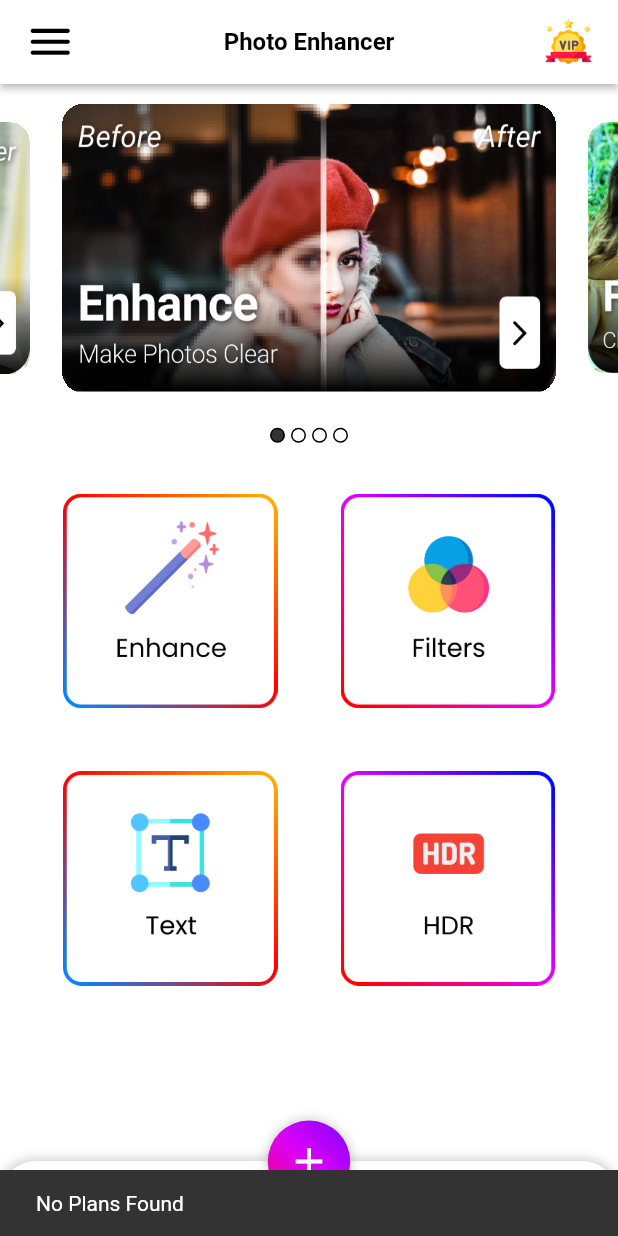
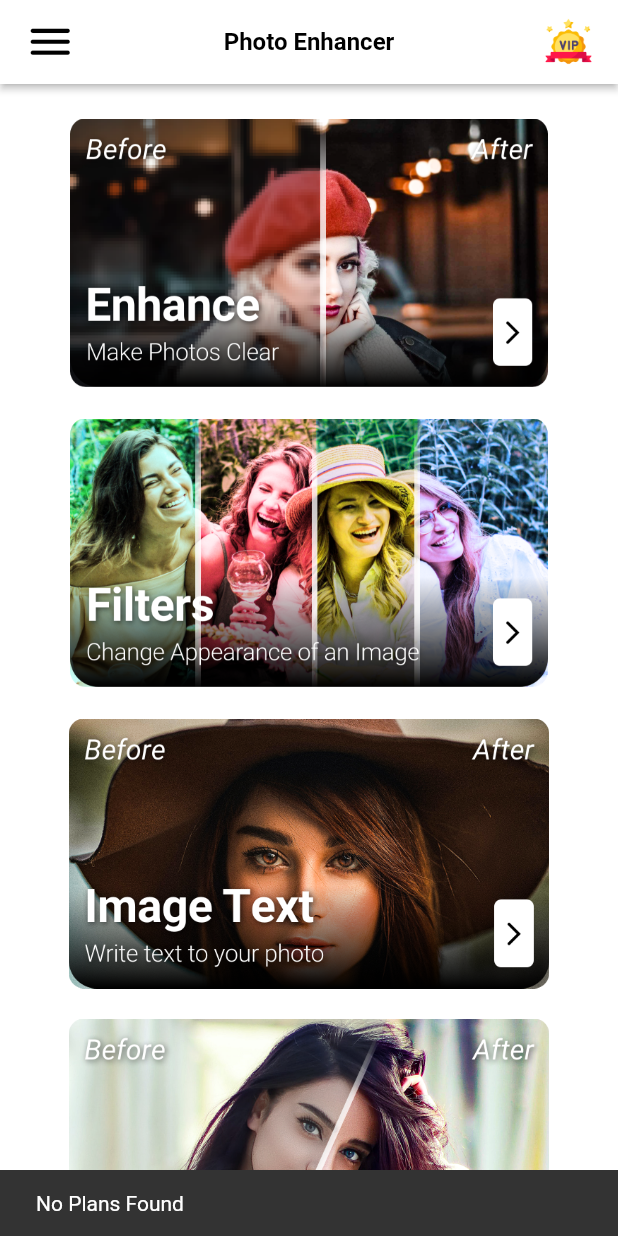
Before and after one commit to mfarooqone/photo_enhancer, a Flutter app: the screen it shows after launch, on a phone screen of 412 x 824 dp. Run offline on Flutter 3.47's test engine with Material 2 defaults, Android fonts, the phone set to English and light mode, and no system bars; drawn by our look-alikes of carousel_slider; our stand-ins replace animate_do, blur, blurrycontainer, connectivity_plus, flutter_spinkit, gallery_saver and 6 more; missing offline and left inert: connectivity_plus_web, flutter_applovin_max, image_picker_for_web, matrix_gesture_detector, photofilters, purchases_flutter and 3 more.

Commit message:
setting up project

```diff
--- a/lib/home_screen/home_screen.dart
+++ b/lib/home_screen/home_screen.dart
@@ -1,6 +1,5 @@
 import 'dart:io';
 
-import 'package:blurrycontainer/blurrycontainer.dart';
 import 'package:flutter/material.dart';
 import 'package:flutter/services.dart';
 import 'package:get/get.dart';
@@ -17,8 +16,7 @@ import '../ads_controller/load_ads_helper.dart';
 import '../purchase/subscriptions_page.dart';
 import '../selected_image/selected_image.dart';
 import '../widgets/gradient_container_design.dart';
-import 'carousel_slider_design.dart';
-import 'gridview_design.dart';
+import 'listview_design.dart';
 
 class HomeScreen extends StatefulWidget {
   const HomeScreen({Key? key}) : super(key: key);
@@ -159,28 +157,12 @@ class _HomeScreenState extends State<HomeScreen> {
                     SizedBox(
                       height: 13,
                     ),
-                    CarouselSliderDesign(),
-                    GridViewDesign(),
+                    ListViewDesign(),
                     SizedBox(
                       height: 84,
                     ),
                   ],
                 ),
-              ),
-              if (isBotomSheet)
-                const Padding(
-                  padding: EdgeInsets.only(bottom: 70),
-                  child: BlurryContainer(
-                    blur: 5,
-                    width: double.infinity,
-                    height: double.infinity,
-                    child: SizedBox(),
-                  ),
-                ),
-              if (isBotomSheet) bottomSheetDesign(),
-              Align(
-                alignment: Alignment.bottomCenter,
-                child: showActions(),
               ),
             ],
           ),
--- a/lib/home_screen/carousel_slider_design.dart
+++ b/lib/home_screen/listview_design.dart
@@ -1,6 +1,6 @@
+import 'dart:developer';
 import 'dart:io';
 
-import 'package:carousel_slider/carousel_slider.dart';
 import 'package:flutter/material.dart';
 import 'package:flutter_applovin_max/flutter_applovin_max.dart';
 import 'package:flutter_spinkit/flutter_spinkit.dart';
@@ -10,116 +10,107 @@ import 'package:image/image.dart' as imagelib;
 import 'package:image_picker/image_picker.dart';
 // ignore: depend_on_referenced_packages
 import 'package:path/path.dart';
-import 'package:image_enhancer/utils/app_images.dart';
+import 'package:image_enhancer/ads_controller/ads_controller.dart';
+import 'package:image_enhancer/edit_screen/edit_screen.dart';
 import 'package:photofilters/filters/preset_filters.dart';
 
-import '../ads_controller/ads_controller.dart';
 import '../ads_controller/load_ads_helper.dart';
-import '../edit_screen/edit_screen.dart';
 import '../photo_filter/photo_filter_screen.dart';
 import '../purchase/purchase_api_controller.dart';
 import '../text_editor/text_editor.dart';
 import '../utils/app_colors.dart';
+import '../utils/app_images.dart';
+import '../widgets/choose_photo_bottom_sheet.dart';
 
-class CarouselSliderDesign extends StatefulWidget {
-  const CarouselSliderDesign({Key? key}) : super(key: key);
+class ListViewDesign extends StatefulWidget {
+  const ListViewDesign({Key? key}) : super(key: key);
 
   @override
-  State<CarouselSliderDesign> createState() => _CarouselSliderDesignState();
+  State<ListViewDesign> createState() => _ListViewDesignState();
 }
 
-class _CarouselSliderDesignState extends State<CarouselSliderDesign> {
+class _ListViewDesignState extends State<ListViewDesign> {
+  AdsController ads = Get.find();
+  PurchaseApiController purchaseApiController = Get.find();
+  String? fileName;
+  File? imageFile;
+
   File? _userImage;
-  final List<String> imagesList = [
+  List<String> imagesList = [
     AppImagesPath.enhanceCarousel,
     AppImagesPath.filterCarousel,
     AppImagesPath.textCarousel,
     AppImagesPath.hdrCarousel,
   ];
-  String? fileName;
-  File? imageFile;
-  AdsController ads = Get.find();
-  PurchaseApiController purchaseApiController = Get.find();
 
-  int _currentIndex = 0;
   @override
   Widget build(BuildContext context) {
-    return Column(
-      children: [
-        GestureDetector(
-          onTap: () {
+    return ListView.builder(
+      padding: EdgeInsets.zero,
+      shrinkWrap: true,
+      physics: const NeverScrollableScrollPhysics(),
+      itemCount: imagesList.length,
+      itemBuilder: (BuildContext context, int index) {
+        return Padding(
+          padding: const EdgeInsets.symmetric(
+            vertical: 10,
+            horizontal: 10,
+          ),
+          child: GestureDetector(
+            onTap: () {
+              _showBottomSheet(
+                context,
+                index,
+              );
+            },
+            child: SizedBox(
+              width: 180,
+              height: 180,
+              child: Image.asset(
+                imagesList[index],
+                fit: BoxFit.contain,
+              ),
+            ),
+          ),
+        );
+      },
+    );
+  }
+
+  void _showBottomSheet(
+    BuildContext context,
+    int index,
+  ) {
+    showModalBottomSheet(
+      context: context,
+      backgroundColor: Colors.transparent,
+      builder: (ctz) {
+        return ChoosePhotoBottomSheet(
+          onChooseFromLibraryPressed: () {
+            Get.back();
             _chooseImage(
               context,
-              _currentIndex,
               imageSource: ImageSource.gallery,
+              index: index,
             );
           },
-          child: CarouselSlider(
-            options: CarouselOptions(
-              aspectRatio: 16 / 7.5,
-              viewportFraction: 0.8,
-              autoPlay: true,
-              enlargeCenterPage: true,
-              onPageChanged: (index, reason) {
-                setState(
-                  () {
-                    _currentIndex = index;
-                  },
-                );
-              },
-            ),
-            items: [
-              AppImagesPath.enhanceCarousel,
-              AppImagesPath.filterCarousel,
-              AppImagesPath.textCarousel,
-              AppImagesPath.hdrCarousel,
-            ]
-                .map(
-                  (i) => Container(
-                    decoration: BoxDecoration(
-                      borderRadius: BorderRadius.circular(15.0),
-                    ),
-                    clipBehavior: Clip.hardEdge,
-                    child: Image.asset(
-                      i,
-                      fit: BoxFit.fill,
-                      width: double.infinity,
-                    ),
-                  ),
-                )
-                .toList(),
-          ),
-        ),
-        const SizedBox(
-          height: 13,
-        ),
-        Row(
-          mainAxisAlignment: MainAxisAlignment.center,
-          children: imagesList.map((urlOfItem) {
-            int index = imagesList.indexOf(urlOfItem);
-            return Container(
-              width: 10.0,
-              height: 10.0,
-              margin:
-                  const EdgeInsets.symmetric(vertical: 10.0, horizontal: 2.0),
-              decoration: BoxDecoration(
-                border: Border.all(width: 1),
-                shape: BoxShape.circle,
-                color: _currentIndex == index
-                    ? const Color.fromRGBO(0, 0, 0, 0.8)
-                    : const Color.fromRGBO(0, 0, 0, 0.0),
-              ),
+          onTakePhotoPressed: () {
+            Get.back();
+            _chooseImage(
+              context,
+              imageSource: ImageSource.camera,
+              index: index,
             );
-          }).toList(),
-        ),
-      ],
+          },
+        );
+      },
     );
   }
 
   Future<void> _chooseImage(
-    BuildContext context,
-    int index, {
+    BuildContext context, {
     required ImageSource imageSource,
+    required int index,
   }) async {
     final image = await ImagePicker().pickImage(
       source: imageSource,
@@ -135,10 +126,30 @@ class _CarouselSliderDesignState extends State<CarouselSliderDesign> {
     }
   }
 
+  // Future<void> _chooseImage(
+  //   BuildContext context,
+  //   int index, {
+  //   required ImageSource imageSource,
+  // }) async {
+  //   final image = await ImagePicker().pickImage(
+  //     source: imageSource,
+  //     maxWidth: 2048.0,
+  //     maxHeight: 2048.0,
+  //   );
+  //   if (image != null) {
+  //     final imageFile = File(image.path);
+  //     setState(() {
+  //       _userImage = imageFile;
+  //       tapped(index, _userImage!);
+  //     });
+  //   }
+  // }
+
   void tapped(int index, File? userImage) async {
+    log(purchaseApiController.isPurchased.value.toString());
     if (_userImage != null) {
       if (index == 0) {
-        if (purchaseApiController.isPurchased.value) {
+        if (purchaseApiController.isPurchased.value == true) {
           Get.to(() => EditScreen(
               buttonText: "Enhance", userImage: userImage, index: index));
         } else {
@@ -153,7 +164,6 @@ class _CarouselSliderDesignState extends State<CarouselSliderDesign> {
               });
             } else {
               FlutterApplovinMax.showRewardVideo((AppLovinAdListener? event) {
-                // log(event);
                 ads.listener(event);
               });
             }
@@ -207,7 +217,6 @@ class _CarouselSliderDesignState extends State<CarouselSliderDesign> {
             }
             FlutterApplovinMax.showInterstitialVideo(
                 (AppLovinAdListener? event) {
-              // log(event);
               ads.listener(event);
             });
           } else {
@@ -248,7 +257,6 @@ class _CarouselSliderDesignState extends State<CarouselSliderDesign> {
             }
             FlutterApplovinMax.showInterstitialVideo(
                 (AppLovinAdListener? event) {
-              // log(event);
               ads.listener(event);
             });
           } else {
@@ -277,7 +285,6 @@ class _CarouselSliderDesignState extends State<CarouselSliderDesign> {
               });
             } else {
               FlutterApplovinMax.showRewardVideo((AppLovinAdListener? event) {
-                // log(event);
                 ads.listener(event);
               });
             }
--- a/lib/utils/session_controller.dart
+++ b/lib/utils/session_controller.dart
@@ -17,51 +17,51 @@ class SessionController {
   /*                                 banner ads                                 */
   /* -------------------------------------------------------------------------- */
 
-  bool admob_banner_save_screen_ios = false;
-  bool admob_banner_save_screen_android = false;
+  bool admob_banner_save_screen_ios = true;
+  bool admob_banner_save_screen_android = true;
 
-  bool admob_banner_filter_screen_ios = false;
-  bool admob_banner_filter_screen_android = false;
+  bool admob_banner_filter_screen_ios = true;
+  bool admob_banner_filter_screen_android = true;
 
   /* -------------------------------------------------------------------------- */
   /*                              interstetial ads                              */
   /* -------------------------------------------------------------------------- */
 
-  bool admob_interstetial_home_screen_ios = false;
-  bool admob_interstetial_home_screen_android = false;
+  bool admob_interstetial_home_screen_ios = true;
+  bool admob_interstetial_home_screen_android = true;
 
-  bool admob_interstetial_save_screen_ios = false;
-  bool admob_interstetial_save_screen_android = false;
+  bool admob_interstetial_save_screen_ios = true;
+  bool admob_interstetial_save_screen_android = true;
 
-  bool admob_interstetial_select_screen_ios = false;
-  bool admob_interstetial_select_screen_android = false;
+  bool admob_interstetial_select_screen_ios = true;
+  bool admob_interstetial_select_screen_android = true;
 
   /* -------------------------------------------------------------------------- */
   /*                                ad mob reward                               */
   /* -------------------------------------------------------------------------- */
 
-  bool admob_reward_ios = false;
-  bool admob_reward_android = false;
+  bool admob_reward_ios = true;
+  bool admob_reward_android = true;
 
   /* -------------------------------------------------------------------------- */
   /*                          applovin interstetial ads                         */
   /* -------------------------------------------------------------------------- */
 
-  bool applovin_interstetial_home_screen_ios = false;
-  bool applovin_interstetial_home_screen_android = false;
+  bool applovin_interstetial_home_screen_ios = true;
+  bool applovin_interstetial_home_screen_android = true;
 
-  bool applovin_interstetial_save_screen_ios = false;
-  bool applovin_interstetial_save_screen_android = false;
+  bool applovin_interstetial_save_screen_ios = true;
+  bool applovin_interstetial_save_screen_android = true;
 
-  bool applovin_interstetial_select_screen_ios = false;
-  bool applovin_interstetial_select_screen_android = false;
+  bool applovin_interstetial_select_screen_ios = true;
+  bool applovin_interstetial_select_screen_android = true;
 
   /* -------------------------------------------------------------------------- */
   /*                               applovin reward                              */
   /* -------------------------------------------------------------------------- */
 
-  bool applovin_reward_ios = false;
-  bool applovin_reward_android = false;
+  bool applovin_reward_ios = true;
+  bool applovin_reward_android = true;
 
   factory SessionController() {
     return _session;
```
Also changed, not shown: lib/home_screen/gridview_design.dart (deleted, +0 -250 lines).
